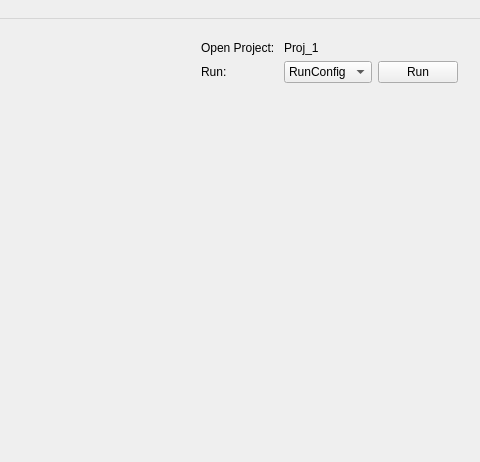
Old version of the form src/developer/mainwindow.ui in the repository aelliott/GP2; both pictures show x 544 to 1024 and y 0 to 462 of the 1024 by 768 pixel window.
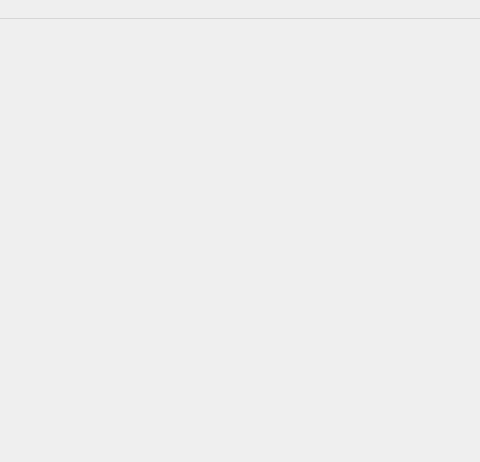
New version of the form. Icons and pictures are not drawn. Custom widgets are drawn as their Qt base class.

Commit message: Started propogating project setup through the widgets

```diff
--- a/src/developer/mainwindow.ui
+++ b/src/developer/mainwindow.ui
@@ -73,47 +73,9 @@
        <item>
         <widget class="QWidget" name="quickRunWidget" native="true">
          <layout class="QFormLayout" name="formLayout">
-          <item row="3" column="0">
-           <widget class="QLabel" name="quickRunLabel">
-            <property name="text">
-             <string>Run:</string>
-            </property>
-           </widget>
-          </item>
-          <item row="3" column="1">
-           <layout class="QHBoxLayout" name="horizontalLayout">
-            <item>
-             <widget class="QComboBox" name="quickRunConfigCombo">
-              <item>
-               <property name="text">
-                <string>RunConfig</string>
-               </property>
-              </item>
-             </widget>
-            </item>
-            <item>
-             <widget class="QPushButton" name="quickRunButton">
-              <property name="text">
-               <string>Run</string>
-              </property>
-             </widget>
-            </item>
-           </layout>
-          </item>
-          <item row="2" column="1">
-           <widget class="QLabel" name="quickRunProjectName">
-            <property name="text">
-             <string>Proj_1</string>
-            </property>
-           </widget>
-          </item>
-          <item row="2" column="0">
-           <widget class="QLabel" name="quickRunProjectNameLabel">
-            <property name="text">
-             <string>Open Project: </string>
-            </property>
-           </widget>
-          </item>
+          <property name="fieldGrowthPolicy">
+           <enum>QFormLayout::FieldsStayAtSizeHint</enum>
+          </property>
          </layout>
         </widget>
        </item>
@@ -549,6 +511,12 @@
    <header>prettytabwidget.hpp</header>
    <container>1</container>
   </customwidget>
+  <customwidget>
+   <class>Developer::QuickRunWidget</class>
+   <extends>QWidget</extends>
+   <header>quickrunwidget.hpp</header>
+   <container>1</container>
+  </customwidget>
  </customwidgets>
  <resources>
   <include location="icons.qrc"/>
```
Left out of the diff: 4 changed lines with no effect on the pictures. The commit also changes 11 other files.
